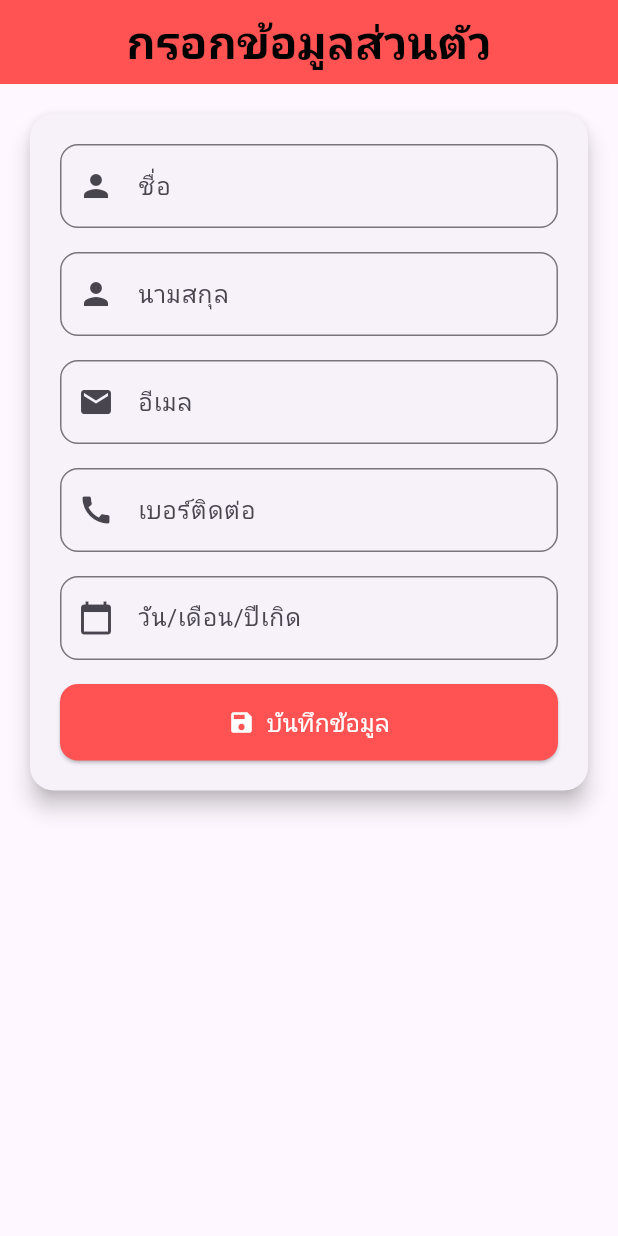
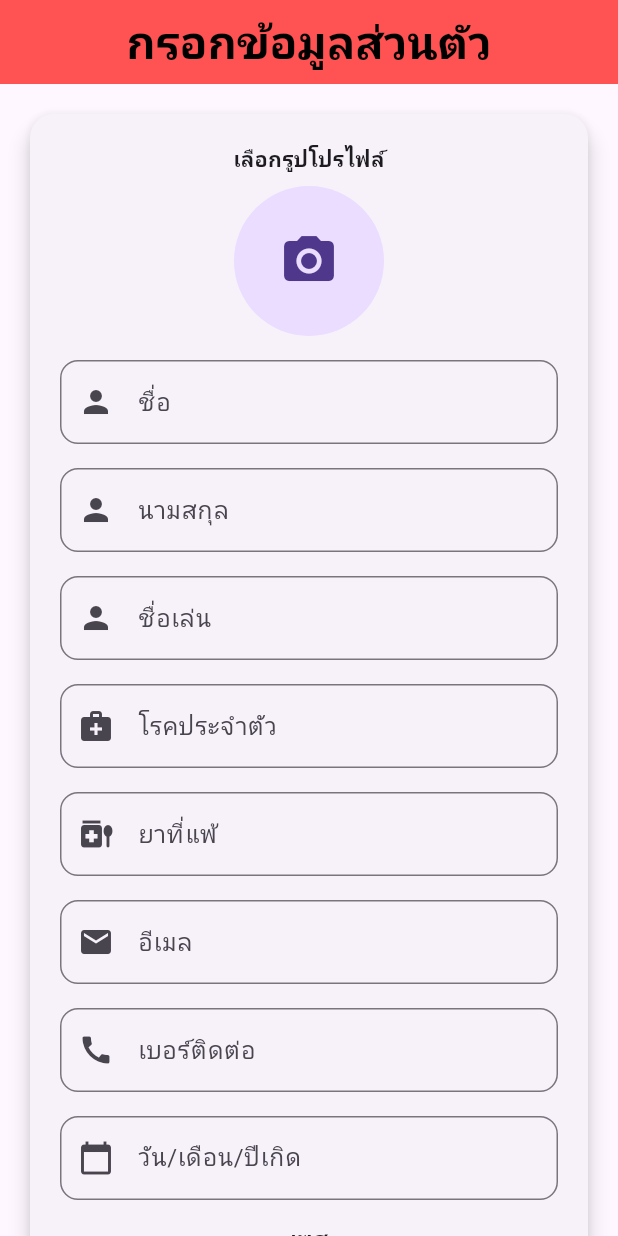
Before and after one commit to Tanonchai67/HeartCarePlus_Flutter, a Flutter app: the PatientProfilePage screen opened directly, after a tap on the "edit" icon, on a phone screen of 412 x 824 dp. Run offline on Flutter 3.47's test engine with Material 3 defaults, Android fonts, the light colour scheme and no system bars; our stand-ins replace auto_size_text, firebase_auth, firebase_core, form_field_validator, image_picker, table_calendar; accounts and stored records are empty.

Commit message:
add-profilepage

```diff
--- a/lib/home.dart
+++ b/lib/home.dart
@@ -44,7 +44,7 @@ class _HomePageState extends State<HomePage> {
               children: [
                 const CircleAvatar(
                   radius: 45,
-                  backgroundImage: AssetImage('assets/Doctor.png'),
+                  backgroundImage: AssetImage('assets/img/doctor.png'),
                 ),
                 const SizedBox(width: 12),
                 const Expanded(
--- a/lib/models/profiles_model.dart
+++ b/lib/models/profiles_model.dart
@@ -1,15 +1,27 @@
+import 'dart:io';
+
 class Profiles {
   String name;
   String lastname;
+  String nickname;
+  String condisease;
+  String allergic;
   String email;
-  int phone;
+  String phone;
   DateTime birthday;
+  String gender;
+  File? imageFile;
 
   Profiles({
     required this.name,
     required this.lastname,
+    required this.nickname,
+    required this.condisease,
+    required this.allergic,
     required this.email,
     required this.phone,
     required this.birthday,
+    required this.gender,
+    this.imageFile,
   });
 }
--- a/lib/pages/insertpage/medicine/medicine.dart
+++ b/lib/pages/insertpage/medicine/medicine.dart
@@ -50,7 +50,7 @@ class MedicineScreen extends StatelessWidget {
                   ClipRRect(
                     borderRadius: BorderRadius.circular(8),
                     child: Image.asset(
-                      'assets/medic.jpg', // แทนที่ด้วย URL หรือ Asset ของภาพยา
+                      'assets/img/medic.jpg', // แทนที่ด้วย URL หรือ Asset ของภาพยา
                       width: 60,
                       height: 60,
                       fit: BoxFit.cover,
--- a/lib/pages/setting/add_profile.dart
+++ b/lib/pages/setting/add_profile.dart
@@ -1,7 +1,9 @@
+import 'dart:io';
+
 import 'package:flutter/material.dart';
-import 'package:flutter_localizations/flutter_localizations.dart';
 import 'package:form_field_validator/form_field_validator.dart';
 import 'package:heartcare_plus/models/profiles_model.dart';
+import 'package:image_picker/image_picker.dart';
 import 'package:intl/intl.dart';
 
 class AddProfile extends StatefulWidget {
@@ -13,23 +15,34 @@ class AddProfile extends StatefulWidget {
 
 class _AddProfileState extends State<AddProfile> {
   final formKey = GlobalKey<FormState>();
+  final TextEditingController _birthdayController = TextEditingController();
+  final ImagePicker picker = ImagePicker();
+
   Profiles profiles = Profiles(
-      name: '', lastname: '', email: '', phone: 0, birthday: DateTime.now());
-  final TextEditingController _birthdayController = TextEditingController();
+      name: '',
+      lastname: '',
+      nickname: '',
+      condisease: '',
+      allergic: '',
+      email: '',
+      phone: '',
+      birthday: DateTime.now(),
+      gender: 'ชาย',
+      imageFile: null);
+
+  Future<void> pickImage() async {
+    final pickedFile = await picker.pickImage(source: ImageSource.gallery);
+
+    if (pickedFile != null) {
+      setState(() {
+        profiles.imageFile = File(pickedFile.path);
+      });
+    }
+  }
 
   @override
   Widget build(BuildContext context) {
-    return MaterialApp(
-      localizationsDelegates: [
-        GlobalMaterialLocalizations.delegate,
-        GlobalWidgetsLocalizations.delegate,
-        GlobalCupertinoLocalizations.delegate,
-      ],
-      supportedLocales: [
-        Locale('th', 'TH'), // ภาษาไทย
-        Locale('en', 'US'), // ภาษาอังกฤษ
-      ],
-      home: Scaffold(
+    return Scaffold(
       appBar: AppBar(
         title: const Text('กรอกข้อมูลส่วนตัว'),
         centerTitle: true,
@@ -54,6 +67,26 @@ class _AddProfileState extends State<AddProfile> {
               padding: const EdgeInsets.all(20),
               child: Column(
                 children: [
+                  // รูปโปรไฟล์
+                  const Text("เลือกรูปโปรไฟล์",
+                      style: TextStyle(fontWeight: FontWeight.bold)),
+                  const SizedBox(height: 8),
+                  Center(
+                    child: InkWell(
+                      onTap: pickImage,
+                      child: CircleAvatar(
+                        radius: 50,
+                        backgroundImage: profiles.imageFile != null
+                            ? FileImage(profiles.imageFile!)
+                            : null,
+                        child: profiles.imageFile == null
+                            ? const Icon(Icons.camera_alt, size: 40)
+                            : null,
+                      ),
+                    ),
+                  ),
+                  const SizedBox(height: 16),
+
                   // ชื่อ
                   TextFormField(
                     onSaved: (String? name) {
@@ -69,7 +102,8 @@ class _AddProfileState extends State<AddProfile> {
                     ),
                   ),
                   const SizedBox(height: 16),
-                    //นามสกุล
+
+                  // นามสกุล
                   TextFormField(
                     onSaved: (String? lastname) {
                       profiles.lastname = lastname ?? '';
@@ -84,7 +118,57 @@ class _AddProfileState extends State<AddProfile> {
                     ),
                   ),
                   const SizedBox(height: 16),
-                    //อีเมล์
+
+                  // ชื่อเล่น
+                  TextFormField(
+                    onSaved: (String? nickname) {
+                      profiles.nickname = nickname ?? '';
+                    },
+                    validator:
+                        RequiredValidator(errorText: "กรุณากรอกชื่อเล่น").call,
+                    decoration: InputDecoration(
+                      labelText: 'ชื่อเล่น',
+                      border: OutlineInputBorder(
+                          borderRadius: BorderRadius.circular(12)),
+                      prefixIcon: const Icon(Icons.person),
+                    ),
+                  ),
+                  const SizedBox(height: 16),
+
+                  // โรคประจำตัว
+                  TextFormField(
+                    onSaved: (String? condisease) {
+                      profiles.condisease = condisease ?? '';
+                    },
+                    validator:
+                        RequiredValidator(errorText: "กรุณากรอกโรคประจำตัว")
+                            .call,
+                    decoration: InputDecoration(
+                      labelText: 'โรคประจำตัว',
+                      border: OutlineInputBorder(
+                          borderRadius: BorderRadius.circular(12)),
+                      prefixIcon: const Icon(Icons.medical_services),
+                    ),
+                  ),
+                  const SizedBox(height: 16),
+
+                  // ยาที่แพ้
+                  TextFormField(
+                    onSaved: (String? allergic) {
+                      profiles.allergic = allergic ?? '';
+                    },
+                    validator:
+                        RequiredValidator(errorText: "กรุณากรอกยาที่แพ้").call,
+                    decoration: InputDecoration(
+                      labelText: 'ยาที่แพ้',
+                      border: OutlineInputBorder(
+                          borderRadius: BorderRadius.circular(12)),
+                      prefixIcon: const Icon(Icons.medication_liquid),
+                    ),
+                  ),
+                  const SizedBox(height: 16),
+
+                  // อีเมล
                   TextFormField(
                     validator: MultiValidator([
                       RequiredValidator(errorText: "กรุณากรอกอีเมล"),
@@ -103,10 +187,12 @@ class _AddProfileState extends State<AddProfile> {
                     ),
                   ),
                   const SizedBox(height: 16),
+
+                  // เบอร์ติดต่อ
                   TextFormField(
                     keyboardType: TextInputType.number,
-                      onSaved: (String? value) {
-                        profiles.phone = int.tryParse(value ?? '0') ?? 0;
+                    onSaved: (String? phone) {
+                      profiles.phone = phone ?? '';
                     },
                     validator:
                         RequiredValidator(errorText: "กรุณากรอกเบอร์ติดต่อ")
@@ -119,6 +205,8 @@ class _AddProfileState extends State<AddProfile> {
                     ),
                   ),
                   const SizedBox(height: 16),
+
+                  // วัน/เดือน/ปีเกิด
                   TextFormField(
                     controller: _birthdayController,
                     validator: RequiredValidator(
@@ -137,7 +225,6 @@ class _AddProfileState extends State<AddProfile> {
                         initialDate: DateTime(2000),
                         firstDate: DateTime(1900),
                         lastDate: DateTime.now(),
-                          locale: const Locale('th', 'TH'),
                       );
                       if (picked != null) {
                         setState(() {
@@ -147,6 +234,59 @@ class _AddProfileState extends State<AddProfile> {
                         });
                       }
                     },
+                  ),
+                  const SizedBox(height: 16),
+
+                  // เพศ
+                  const Text("เพศ",
+                      style: TextStyle(fontWeight: FontWeight.bold)),
+                  const SizedBox(height: 8),
+                  Row(
+                    mainAxisAlignment: MainAxisAlignment.spaceAround,
+                    children: [
+                      Row(
+                        children: [
+                          Radio<String>(
+                            value: "ชาย",
+                            groupValue: profiles.gender,
+                            onChanged: (String? gender) {
+                              setState(() {
+                                profiles.gender = gender ?? '';
+                              });
+                            },
+                          ),
+                          const Text("ชาย"),
+                        ],
+                      ),
+                      Row(
+                        children: [
+                          Radio<String>(
+                            value: "หญิง",
+                            groupValue: profiles.gender,
+                            onChanged: (String? gender) {
+                              setState(() {
+                                profiles.gender = gender ?? '';
+                              });
+                            },
+                          ),
+                          const Text("หญิง"),
+                        ],
+                      ),
+                      Row(
+                        children: [
+                          Radio<String>(
+                            value: "อื่น ๆ",
+                            groupValue: profiles.gender,
+                            onChanged: (String? gender) {
+                              setState(() {
+                                profiles.gender = gender ?? '';
+                              });
+                            },
+                          ),
+                          const Text("อื่น ๆ"),
+                        ],
+                      ),
+                    ],
                   ),
                   const SizedBox(height: 16),
 
@@ -164,12 +304,25 @@ class _AddProfileState extends State<AddProfile> {
                       icon: const Icon(Icons.save, color: Colors.white),
                       label: const Text(
                         "บันทึกข้อมูล",
-                          style: TextStyle(fontSize: 16, color: Colors.white),
+                        style: TextStyle(
+                            fontSize: 16,
+                            color: Colors.white,
+                            fontWeight: FontWeight.bold),
                       ),
                       onPressed: () {
                         if (formKey.currentState!.validate()) {
                           formKey.currentState!.save();
+                          print("name = ${profiles.name}");
+                          print("Lastname = ${profiles.lastname}");
+                          print("nickname = ${profiles.nickname}");
+                          print("condisease = ${profiles.condisease}");
+                          print("allergic = ${profiles.allergic}");
+                          print("email = ${profiles.email}");
+                          print("phone = ${profiles.phone}");
+                          print("birthday = ${profiles.birthday}");
+                          print("gender = ${profiles.gender}");
 
+                          // แถบโชว์ผลการทำงาน
                           ScaffoldMessenger.of(context).showSnackBar(
                             SnackBar(content: Text("บันทึกเรียบร้อย: ")),
                           );
@@ -183,7 +336,6 @@ class _AddProfileState extends State<AddProfile> {
           ),
         ),
       ),
-      ),
     );
   }
 }
--- a/lib/pages/setting/profile.dart
+++ b/lib/pages/setting/profile.dart
@@ -44,8 +44,7 @@ class PatientProfilePage extends StatelessWidget {
                 children: [
                   const CircleAvatar(
                     radius: 50,
-                    backgroundImage:
-                        AssetImage('assets/profile_placeholder.png'),
+                    backgroundImage: AssetImage('assets/img/doctor.png'),
                   ),
                   const SizedBox(height: 16),
                   const Text(
--- a/pubspec.yaml
+++ b/pubspec.yaml
@@ -7,6 +7,7 @@ environment:
   sdk: ^3.5.4
 
 dependencies:
+  image_picker: ^1.2.0
   firebase_auth: ^6.0.1
   firebase_core: ^4.0.0
   form_field_validator: ^1.1.0
@@ -24,10 +25,9 @@ dev_dependencies:
   flutter_test:
     sdk: flutter
 
-  flutter_lints: ^4.0.0
+  flutter_lints: ^6.0.0
 
 flutter:
   uses-material-design: true
   assets:
-    - assets/Doctor.png
-    - assets/medic.jpg
+    - assets/img/
```
Also changed, not shown: assets/img/doctor.png (renamed from assets/Doctor.png), assets/img/medic.jpg (renamed from assets/medic.jpg), pubspec.lock, 2 other files. Lines whose indentation alone changed are shown as unchanged.
